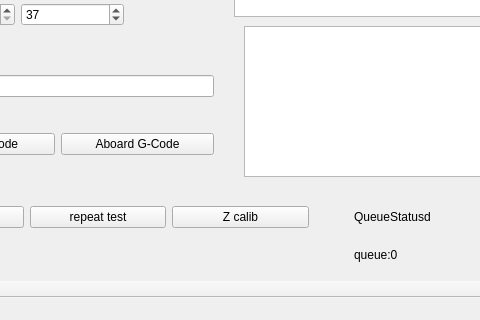
The window that CNC_MultiTool_GUI/mainwindow.ui (CNCMultiTool/CNC_MultiTool) describes before a commit, drawn with Qt 5; both pictures show x 276 to 756 and y 453 to 773 of the 1028 by 773 pixel window.
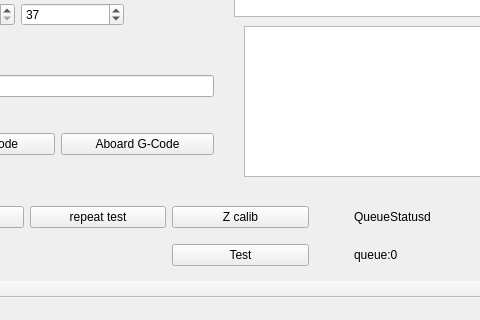
The same window after the commit.

Diff of the .ui file:
```diff
--- a/CNC_MultiTool_GUI/mainwindow.ui
+++ b/CNC_MultiTool_GUI/mainwindow.ui
@@ -974,6 +974,13 @@
        </property>
       </widget>
      </item>
+     <item row="1" column="3">
+      <widget class="QPushButton" name="pushButton_test">
+       <property name="text">
+        <string>Test</string>
+       </property>
+      </widget>
+     </item>
     </layout>
    </widget>
    <widget class="QLabel" name="label_alive">
```
